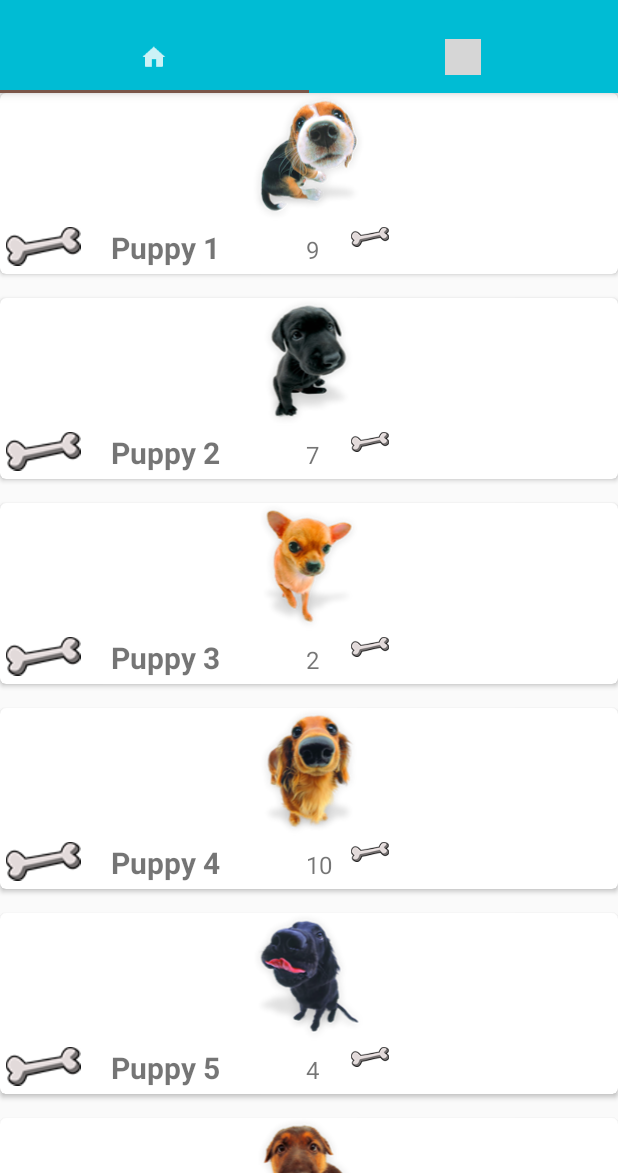
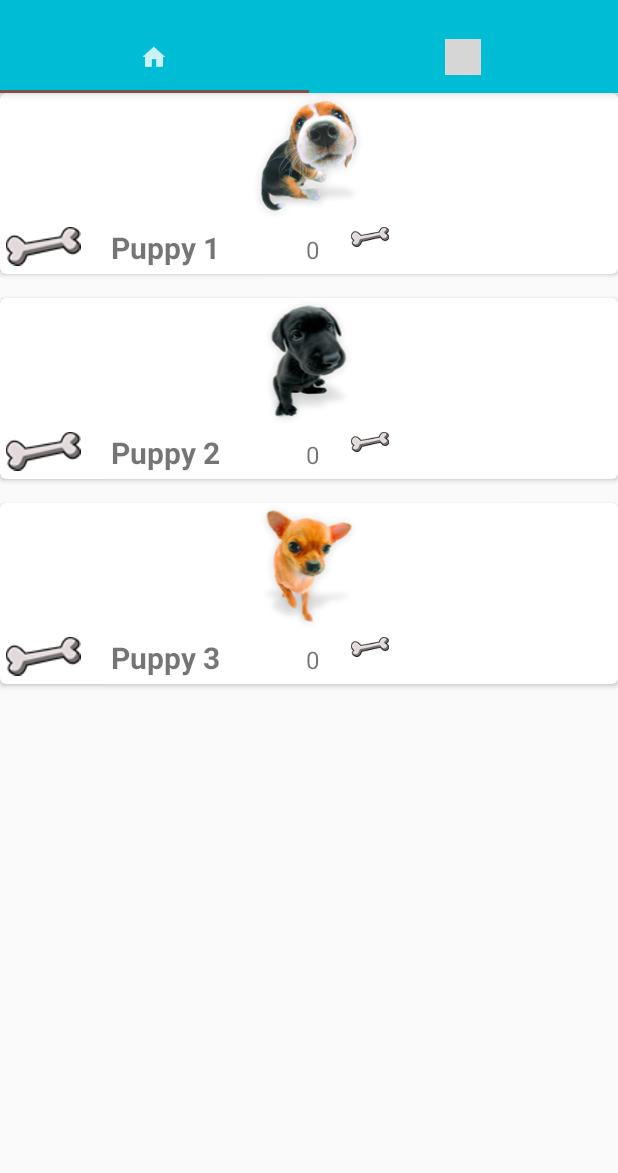
Before and after one commit to Cuauhtlehuanitzin/Petagram, an Android app: the screen it shows after launch (MainActivity), on a phone screen of 412 x 824 dp, the part 63-1236 px from its top. Run offline under Robolectric (Android 15) with nearby library versions, the phone set to English and light mode, and no system bars; grey boxes are pictures that could not be loaded.

Commit message:
Versión final petagram

```diff
--- a/app/src/main/java/mx/unam/petagram/adapter/MascotaAdaptador.java
+++ b/app/src/main/java/mx/unam/petagram/adapter/MascotaAdaptador.java
@@ -13,7 +13,8 @@ import android.widget.Toast;
 import java.util.ArrayList;
 
 import mx.unam.petagram.R;
-import mx.unam.petagram.pojo.Mascota;
+import mx.unam.petagram.model.ConstructorMascota;
+import mx.unam.petagram.model.Mascota;
 
 
 /**
@@ -24,9 +25,9 @@ public class MascotaAdaptador extends RecyclerView.Adapter<MascotaAdaptador.Masc
     ArrayList<Mascota> mascotas;
     Activity activity;
 
-    public MascotaAdaptador(ArrayList<Mascota> mascotas, FragmentActivity activity) {
+    public MascotaAdaptador(ArrayList<Mascota> mascotas) {
         this.mascotas = mascotas;
-        this.activity = activity;
+
     }
 
 
@@ -43,13 +44,20 @@ public class MascotaAdaptador extends RecyclerView.Adapter<MascotaAdaptador.Masc
         final Mascota mascota = mascotas.get(position);
         MascotaViewHolder.imgFoto.setImageResource(mascota.getFoto()); //Foto del objeto actual
         MascotaViewHolder.tvNombreCV.setText(mascota.getNombre());
-        MascotaViewHolder.tvLikesCV.setText(mascota.getLikes());
+        MascotaViewHolder.tvLikesCV.setText(String.valueOf(mascota.getLikes()));
 
         MascotaViewHolder.btnLike.setOnClickListener(new View.OnClickListener() {
             @Override
             public void onClick(View v) {
                 Toast.makeText(activity, "Diste like a " + mascota.getNombre(),Toast.LENGTH_SHORT).show();
-                MascotaViewHolder.tvLikesCV.setText("22");
+                //MascotaViewHolder.tvLikesCV.setText(String.valueOf(mascota.getLikes() + 1));
+
+                //Inserta el registro en la tabla de likes en la BD
+                ConstructorMascota constructorMascota = new ConstructorMascota(activity);
+                constructorMascota.darLikeMascota(mascota);
+
+                MascotaViewHolder.tvLikesCV.setText(constructorMascota.obtenerLikesMascota(mascota) + "");
+
             }
         });
 
--- /dev/null
+++ b/app/src/main/java/mx/unam/petagram/db/BaseDatos.java
@@ -0,0 +1,138 @@
+package mx.unam.petagram.db;
+
+import android.content.ContentValues;
+import android.content.Context;
+import android.database.Cursor;
+import android.database.sqlite.SQLiteDatabase;
+import android.database.sqlite.SQLiteOpenHelper;
+
+import mx.unam.petagram.model.Mascota;
+
+import java.util.ArrayList;
+
+
+public class BaseDatos extends SQLiteOpenHelper {
+
+    private Context context;
+
+    public BaseDatos(Context context) {
+        super(context, ConstantesBaseDatos.DATABASE_NAME, null, ConstantesBaseDatos.DATABASE_VERSION);
+        this.context = context;
+    }
+
+    @Override
+    public void onCreate(SQLiteDatabase db) {
+        String queryCrearTablaContacto = "CREATE TABLE " + ConstantesBaseDatos.TABLE_MASCOTA + "(" +
+                ConstantesBaseDatos.TABLE_MASCOTA_ID + " INTEGER PRIMARY KEY AUTOINCREMENT, " +
+                ConstantesBaseDatos.TABLE_MASCOTA_NOMBRE + " TEXT, " +
+                ConstantesBaseDatos.TABLE_MASCOTA_FOTO + " INTEGER" +
+                ")";
+        String queryCrearTablaLikesContacto = "CREATE TABLE " + ConstantesBaseDatos.TABLE_LIKES_MASCOTA + "(" +
+                ConstantesBaseDatos.TABLE_LIKES_MASCOTA_ID + " INTEGER PRIMARY KEY AUTOINCREMENT, " +
+                ConstantesBaseDatos.TABLE_LIKES_MASCOTA_ID_CONTACTO + " INTEGER, " +
+                ConstantesBaseDatos.TABLE_LIKES_MASCOTA_NUMERO_LIKES + " INTEGER, " +
+                "FOREIGN KEY (" + ConstantesBaseDatos.TABLE_LIKES_MASCOTA_ID_CONTACTO + ") " +
+                "REFERENCES " + ConstantesBaseDatos.TABLE_MASCOTA + "(" + ConstantesBaseDatos.TABLE_MASCOTA_ID + ")" +
+                ")";
+
+        db.execSQL(queryCrearTablaContacto);
+        db.execSQL(queryCrearTablaLikesContacto);
+    }
+
+    @Override
+    public void onUpgrade(SQLiteDatabase db, int oldVersion, int newVersion) {
+        db.execSQL("DROP TABLE IF EXIST " + ConstantesBaseDatos.TABLE_MASCOTA);
+        db.execSQL("DROP TABLE IF EXIST " + ConstantesBaseDatos.TABLE_LIKES_MASCOTA);
+        onCreate(db);
+    }
+
+    public ArrayList<Mascota> obtenerTodosLosContactos() {
+        ArrayList<Mascota> mascotas = new ArrayList<>();
+
+        String query = "SELECT * FROM " + ConstantesBaseDatos.TABLE_MASCOTA;
+        SQLiteDatabase db = this.getWritableDatabase();
+        Cursor registros = db.rawQuery(query, null);
+
+        while (registros.moveToNext()){
+            Mascota mascotaActual = new Mascota();
+            mascotaActual.setId(registros.getInt(0));
+            mascotaActual.setNombre(registros.getString(1));
+            mascotaActual.setFoto(registros.getInt(2));
+
+            String queryLikes = "SELECT COUNT("+ConstantesBaseDatos.TABLE_LIKES_MASCOTA_NUMERO_LIKES+") as likes " +
+                    " FROM " + ConstantesBaseDatos.TABLE_LIKES_MASCOTA +
+                    " WHERE " + ConstantesBaseDatos.TABLE_LIKES_MASCOTA_ID_CONTACTO + "=" + mascotaActual.getId();
+
+            Cursor registrosLikes = db.rawQuery(queryLikes, null);
+            if (registrosLikes.moveToNext()){
+                mascotaActual.setLikes(registrosLikes.getInt(0));
+            }else {
+                mascotaActual.setLikes(0);
+            }
+
+            mascotas.add(mascotaActual);
+
+        }
+
+        db.close();
+
+        return mascotas;
+    }
+
+    public void insertarContacto(ContentValues contentValues){
+        SQLiteDatabase db = this.getWritableDatabase();
+        db.insert(ConstantesBaseDatos.TABLE_MASCOTA,null, contentValues);
+        db.close();
+    }
+
+    public void insertarLikeMascota(ContentValues contentValues){
+        SQLiteDatabase db = this.getWritableDatabase();
+        db.insert(ConstantesBaseDatos.TABLE_LIKES_MASCOTA, null, contentValues);
+        db.close();
+    }
+
+
+    public int obtenerLikesMascota(Mascota mascota){
+        int likes = 0;
+
+        String query = "SELECT COUNT("+ConstantesBaseDatos.TABLE_LIKES_MASCOTA_NUMERO_LIKES+")" +
+                " FROM " + ConstantesBaseDatos.TABLE_LIKES_MASCOTA +
+                " WHERE " + ConstantesBaseDatos.TABLE_LIKES_MASCOTA_ID_CONTACTO + "="+mascota.getId();
+
+        SQLiteDatabase db = this.getWritableDatabase(); //Ejecuta query
+        Cursor registros = db.rawQuery(query, null);    //Recupera datos en un cursor
+
+        if (registros.moveToNext()){
+            likes = registros.getInt(0); //´_unica columna, indice 0
+        }
+
+        db.close();
+
+        return likes;
+    }
+
+
+    public ArrayList<Mascota> obtenerUltimos5Contactos() {
+        ArrayList<Mascota> mascotas = new ArrayList<>();
+
+        String query = "SELECT * FROM " + ConstantesBaseDatos.TABLE_MASCOTA + " ORDER BY "
+                + ConstantesBaseDatos.TABLE_MASCOTA_ID + " DESC LIMIT 5";
+        SQLiteDatabase db = this.getWritableDatabase();
+        Cursor registros = db.rawQuery(query, null);
+
+        while (registros.moveToNext()){
+            Mascota mascotaActual = new Mascota();
+            mascotaActual.setId(registros.getInt(0));
+            mascotaActual.setNombre(registros.getString(1));
+            mascotaActual.setFoto(registros.getInt(2));
+
+            mascotas.add(mascotaActual);
+        }
+
+        db.close();
+
+        return mascotas;
+    }
+
+
+}
--- a/app/src/main/java/mx/unam/petagram/fragment/RecyclerViewFragment.java
+++ /dev/null
@@ -1,75 +0,0 @@
-package mx.unam.petagram.fragment;
-
-
-import android.os.Bundle;
-import android.support.annotation.Nullable;
-import android.support.v4.app.Fragment;
-import android.support.v7.widget.GridLayoutManager;
-import android.support.v7.widget.LinearLayoutManager;
-import android.support.v7.widget.RecyclerView;
-import android.view.LayoutInflater;
-import android.view.View;
-import android.view.ViewGroup;
-
-import java.util.ArrayList;
-
-import mx.unam.petagram.R;
-import mx.unam.petagram.adapter.MascotaAdaptador;
-import mx.unam.petagram.pojo.Mascota;
-
-/**
- * A simple {@link Fragment} subclass.
- */
-public class RecyclerViewFragment extends Fragment {
-
-    ArrayList<Mascota> mascotas;
-    private RecyclerView rvMascotas;
-
-    @Nullable
-    @Override
-    public View onCreateView(LayoutInflater inflater, ViewGroup container, Bundle savedInstanceState) {
-
-        //Asigna la clase de java al layout fragment_recyclerview (layout dentro del objeto "v")
-        View v = inflater.inflate(R.layout.fragment_recycler_view, container, false);
-
-        rvMascotas = (RecyclerView) v.findViewById(R.id.rvMascotas); //Manipulación del objeto definido en el layout dentro de java
-
-        LinearLayoutManager llm = new LinearLayoutManager(getActivity());
-        llm.setOrientation(LinearLayoutManager.VERTICAL);
-        //GridLayoutManager glm = new GridLayoutManager(this, 2);
-
-        rvMascotas.setLayoutManager(llm); //El recyclerview se comporte como linearlayout
-        inicializarDatos();
-        inicializarAdaptador();
-
-        return v;
-    }
-
-    public RecyclerViewFragment() {
-        // Required empty public constructor
-    }
-
-    public void inicializarDatos() {
-        mascotas = new ArrayList<Mascota>();
-        mascotas.add(new Mascota(R.drawable.puppy1, "Puppy 1", "9"));
-        mascotas.add(new Mascota(R.drawable.puppy2, "Puppy 2", "7"));
-        mascotas.add(new Mascota(R.drawable.puppy3, "Puppy 3", "2"));
-        mascotas.add(new Mascota(R.drawable.puppy4, "Puppy 4", "10"));
-        mascotas.add(new Mascota(R.drawable.puppy5, "Puppy 5", "4"));
-        mascotas.add(new Mascota(R.drawable.puppy6, "Puppy 6", "5"));
-        mascotas.add(new Mascota(R.drawable.puppy7, "Puppy 7", "6"));
-        mascotas.add(new Mascota(R.drawable.puppy8, "Puppy 8", "7"));
-        mascotas.add(new Mascota(R.drawable.puppy9, "Puppy 9", "8"));
-
-    }
-
-    public MascotaAdaptador adaptador;
-    public void inicializarAdaptador() {
-        adaptador = new MascotaAdaptador(mascotas,getActivity());
-        rvMascotas.setAdapter(adaptador);
-    }
-
-
-
-
-}
--- /dev/null
+++ b/app/src/main/java/mx/unam/petagram/model/ConstructorMascota.java
@@ -0,0 +1,63 @@
+package mx.unam.petagram.model;
+
+import android.content.ContentValues;
+import android.content.Context;
+
+import mx.unam.petagram.R;
+import mx.unam.petagram.db.BaseDatos;
+import mx.unam.petagram.db.ConstantesBaseDatos;
+
+import java.util.ArrayList;
+
+
+public class ConstructorMascota {
+    private static final int LIKE = 1;
+    private Context context;
+    public ConstructorMascota(Context context) {
+        this.context = context;
+    }
+
+    public ArrayList<Mascota> obtenerDatos() {
+        BaseDatos db = new BaseDatos(context);
+        insertarTresContactos(db);
+        return  db.obtenerTodosLosContactos();
+    }
+
+
+
+    public void insertarTresContactos(BaseDatos db){
+
+
+        ContentValues contentValues = new ContentValues();
+        contentValues.put(ConstantesBaseDatos.TABLE_MASCOTA_NOMBRE, "Puppy 1");
+        contentValues.put(ConstantesBaseDatos.TABLE_MASCOTA_FOTO, R.drawable.puppy1);
+
+        db.insertarContacto(contentValues);
+
+        contentValues = new ContentValues();
+        contentValues.put(ConstantesBaseDatos.TABLE_MASCOTA_NOMBRE, "Puppy 2");
+        contentValues.put(ConstantesBaseDatos.TABLE_MASCOTA_FOTO, R.drawable.puppy2);
+
+        db.insertarContacto(contentValues);
+
+        contentValues = new ContentValues();
+        contentValues.put(ConstantesBaseDatos.TABLE_MASCOTA_NOMBRE, "Puppy 3");
+        contentValues.put(ConstantesBaseDatos.TABLE_MASCOTA_FOTO, R.drawable.puppy3);
+
+        db.insertarContacto(contentValues);
+    }
+
+    public void darLikeMascota(Mascota mascota){
+        BaseDatos db = new BaseDatos(context);
+        ContentValues contentValues = new ContentValues();
+        contentValues.put(ConstantesBaseDatos.TABLE_LIKES_MASCOTA_ID_CONTACTO, mascota.getId());
+        contentValues.put(ConstantesBaseDatos.TABLE_LIKES_MASCOTA_NUMERO_LIKES, LIKE);
+        db.insertarLikeMascota(contentValues);
+    }
+
+    public int obtenerLikesMascota(Mascota mascota){
+        BaseDatos db = new BaseDatos(context);
+        return db.obtenerLikesMascota(mascota);
+    }
+
+}
--- a/app/src/main/java/mx/unam/petagram/pojo/Mascota.java
+++ b/app/src/main/java/mx/unam/petagram/model/Mascota.java
@@ -1,24 +1,29 @@
-package mx.unam.petagram.pojo;
+package mx.unam.petagram.model;
 
 /**
  * Created by MAYAS on 16/05/2016.
  */
 public class Mascota {
 
+    private int id;
     private int foto;
     private String nombre;
-    private String likes;
+    private int likes;
 
 
-    public Mascota(int foto, String nombre, String likes) {
+    public Mascota(int foto, String nombre, int likes) {
         this.foto = foto;
         this.nombre = nombre;
         this.likes = likes;
     }
 
-    public Mascota(int foto, String likes) {
+    public Mascota(int foto, int likes) {
         this.foto = foto;
         this.likes = likes;
+    }
+
+    public Mascota() {
+
     }
 
     public int getFoto() {
@@ -37,12 +42,20 @@ public class Mascota {
         this.nombre = nombre;
     }
 
-    public String getLikes() {
+    public int getLikes() {
         return likes;
     }
 
-    public void setLikes(String likes) {
+    public void setLikes(int likes) {
         this.likes = likes;
     }
 
+    public int getId() {
+        return id;
+    }
+
+    public void setId(int id) {
+        this.id = id;
+    }
+
 }
--- /dev/null
+++ b/app/src/main/java/mx/unam/petagram/presentador/IRecyclerViewFragmentPresenter.java
@@ -0,0 +1,11 @@
+package mx.unam.petagram.presentador;
+
+/**
+ * Created by Cuauhtlehuanitl on 03/06/2016.
+ */
+public interface IRecyclerViewFragmentPresenter {
+
+    public void obtenerMascotas();
+
+    public void mostrarMascotasRV();
+}
--- /dev/null
+++ b/app/src/main/java/mx/unam/petagram/presentador/RecyclerViewFragmentPresenter.java
@@ -0,0 +1,39 @@
+package mx.unam.petagram.presentador;
+
+import android.content.Context;
+import mx.unam.petagram.model.ConstructorMascota;
+import mx.unam.petagram.model.Mascota;
+import mx.unam.petagram.vista.fragment.IRecyclerViewFragmentView;
+import java.util.ArrayList;
+
+/**
+ * Created by Cuauhtlehuanitl on 03/06/2016.
+ */
+public class RecyclerViewFragmentPresenter implements IRecyclerViewFragmentPresenter {
+
+    private IRecyclerViewFragmentView iRecyclerViewFragmentView;
+    private Context context;
+    private ConstructorMascota constructorMascotas;
+    private ArrayList<Mascota> mascotas;
+
+    public  RecyclerViewFragmentPresenter(IRecyclerViewFragmentView iRecyclerViewFragmentView, Context context) {
+        this.iRecyclerViewFragmentView = iRecyclerViewFragmentView;
+        this.context = context;
+        obtenerMascotas();
+    }
+
+    @Override
+    public void obtenerMascotas() {
+        constructorMascotas = new ConstructorMascota(context);
+        mascotas = constructorMascotas.obtenerDatos();
+        mostrarMascotasRV();
+    }
+
+
+    @Override
+    public void mostrarMascotasRV() {
+        iRecyclerViewFragmentView.inicializarAdaptadorRV(iRecyclerViewFragmentView.crearAdaptador(mascotas));
+        iRecyclerViewFragmentView.generarLinearLayoutVertical();
+    }
+
+}
--- /dev/null
+++ b/app/src/main/java/mx/unam/petagram/vista/fragment/IRecyclerViewFragmentView.java
@@ -0,0 +1,17 @@
+package mx.unam.petagram.vista.fragment;
+
+import java.util.ArrayList;
+
+import mx.unam.petagram.adapter.MascotaAdaptador;
+import mx.unam.petagram.model.Mascota;
+
+/**
+ * Created by Cuauhtlehuanitl on 03/06/2016.
+ */
+public interface IRecyclerViewFragmentView {
+    public void generarLinearLayoutVertical();
+
+    public MascotaAdaptador crearAdaptador(ArrayList<Mascota> contactos);
+
+    public void inicializarAdaptadorRV(MascotaAdaptador adaptador);
+}
--- a/app/src/main/java/mx/unam/petagram/fragment/PerfilFragment.java
+++ b/app/src/main/java/mx/unam/petagram/vista/fragment/PerfilFragment.java
@@ -1,10 +1,9 @@
-package mx.unam.petagram.fragment;
+package mx.unam.petagram.vista.fragment;
 
 
 import android.os.Bundle;
 import android.support.v4.app.Fragment;
 import android.support.v7.widget.GridLayoutManager;
-import android.support.v7.widget.LinearLayoutManager;
 import android.support.v7.widget.RecyclerView;
 import android.view.LayoutInflater;
 import android.view.View;
@@ -14,8 +13,7 @@ import java.util.ArrayList;
 
 import mx.unam.petagram.R;
 import mx.unam.petagram.adapter.MascotaAdaptador;
-import mx.unam.petagram.adapter.PageAdapter;
-import mx.unam.petagram.pojo.Mascota;
+import mx.unam.petagram.model.Mascota;
 
 /**
  * A simple {@link Fragment} subclass.
@@ -48,20 +46,20 @@ public class PerfilFragment extends Fragment {
 
     public void inicializarDatos() {
         mascotas = new ArrayList<Mascota>();
-        mascotas.add(new Mascota(R.drawable.puppy1, "1"));
-        mascotas.add(new Mascota(R.drawable.puppy1, "2"));
-        mascotas.add(new Mascota(R.drawable.puppy1, "3"));
-        mascotas.add(new Mascota(R.drawable.puppy1, "4"));
-        mascotas.add(new Mascota(R.drawable.puppy1, "5"));
-        mascotas.add(new Mascota(R.drawable.puppy1, "6"));
-        mascotas.add(new Mascota(R.drawable.puppy1, "7"));
-        mascotas.add(new Mascota(R.drawable.puppy1, "8"));
-        mascotas.add(new Mascota(R.drawable.puppy1, "9"));
+        mascotas.add(new Mascota(R.drawable.puppy1, 1));
+        mascotas.add(new Mascota(R.drawable.puppy1, 2));
+        mascotas.add(new Mascota(R.drawable.puppy1, 3));
+        mascotas.add(new Mascota(R.drawable.puppy1, 4));
+        mascotas.add(new Mascota(R.drawable.puppy1, 5));
+        mascotas.add(new Mascota(R.drawable.puppy1, 6));
+        mascotas.add(new Mascota(R.drawable.puppy1, 7));
+        mascotas.add(new Mascota(R.drawable.puppy1, 8));
+        mascotas.add(new Mascota(R.drawable.puppy1, 9));
     }
 
     public MascotaAdaptador adaptador;
     public void inicializarAdaptador() {
-        adaptador = new MascotaAdaptador(mascotas,getActivity());
+        adaptador = new MascotaAdaptador(mascotas);
         rvPerfil.setAdapter(adaptador);
     }
 
--- /dev/null
+++ b/app/src/main/java/mx/unam/petagram/vista/fragment/RecyclerViewFragment.java
@@ -0,0 +1,66 @@
+package mx.unam.petagram.vista.fragment;
+
+
+import android.os.Bundle;
+import android.support.annotation.Nullable;
+import android.support.v4.app.Fragment;
+import android.support.v7.widget.LinearLayoutManager;
+import android.support.v7.widget.RecyclerView;
+import android.view.LayoutInflater;
+import android.view.View;
+import android.view.ViewGroup;
+
+import java.util.ArrayList;
+
+import mx.unam.petagram.R;
+import mx.unam.petagram.adapter.MascotaAdaptador;
+import mx.unam.petagram.model.Mascota;
+import mx.unam.petagram.presentador.IRecyclerViewFragmentPresenter;
+import mx.unam.petagram.presentador.RecyclerViewFragmentPresenter;
+
+public class RecyclerViewFragment extends Fragment implements IRecyclerViewFragmentView {
+
+    private ArrayList<Mascota> mascotas;
+    private RecyclerView rvMascotas;
+    private IRecyclerViewFragmentPresenter presenter;
+
+    @Nullable
+    @Override
+    public View onCreateView(LayoutInflater inflater, ViewGroup container, Bundle savedInstanceState) {
+
+        //Asigna la clase de java al layout fragment_recyclerview (layout dentro del objeto "v")
+        View v = inflater.inflate(R.layout.fragment_recycler_view, container, false);
+
+        rvMascotas = (RecyclerView) v.findViewById(R.id.rvMascotas); //Manipulación del objeto definido en el layout dentro de java
+        presenter = new RecyclerViewFragmentPresenter(this, getContext());
+
+        return v;
+    }
+
+    public RecyclerViewFragment() {
+        // Required empty public constructor
+    }
+
+    @Override
+    public void generarLinearLayoutVertical() {
+        LinearLayoutManager llm = new LinearLayoutManager(getActivity());
+        llm.setOrientation(LinearLayoutManager.VERTICAL);
+        rvMascotas.setLayoutManager(llm);
+
+    }
+
+    @Override
+    public MascotaAdaptador crearAdaptador(ArrayList<Mascota> mascotas) {
+        MascotaAdaptador adaptador = new MascotaAdaptador(mascotas);
+        return adaptador;
+    }
+
+    @Override
+    public void inicializarAdaptadorRV(MascotaAdaptador adaptador) {
+        rvMascotas.setAdapter(adaptador);
+    }
+
+
+
+
+}
--- a/app/src/main/res/layout/fragment_perfil.xml
+++ b/app/src/main/res/layout/fragment_perfil.xml
@@ -2,7 +2,7 @@
     xmlns:tools="http://schemas.android.com/tools"
     android:layout_width="match_parent"
     android:layout_height="match_parent"
-    tools:context="mx.unam.petagram.fragment.PerfilFragment">
+    tools:context=".vista.fragment.PerfilFragment">
 
     <!-- TODO: Update blank fragment layout -->
     <LinearLayout
```
Also changed, not shown: app/src/main/java/mx/unam/petagram/db/ConstantesBaseDatos.java (added, +19 -0 lines), app/src/main/java/mx/unam/petagram/pojo/Favoritos.java (+28 -15 lines), app/src/main/java/mx/unam/petagram/pojo/MainActivity.java (+2 -5 lines).
